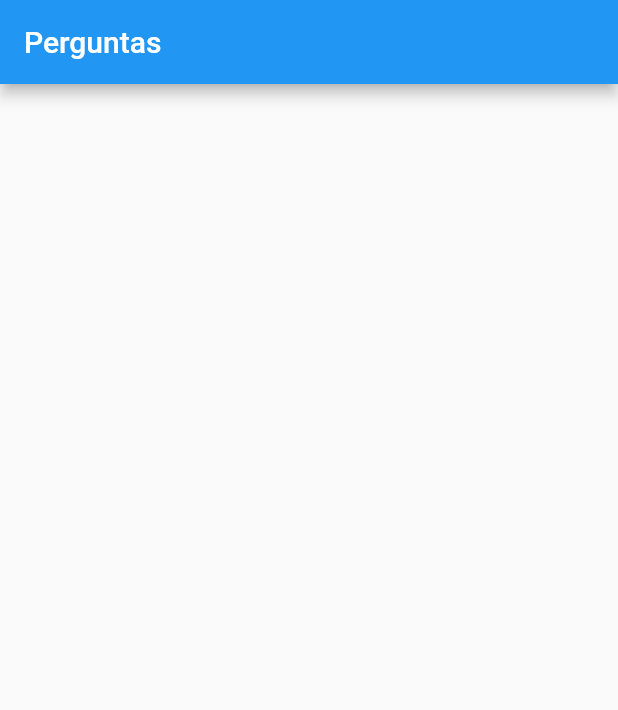
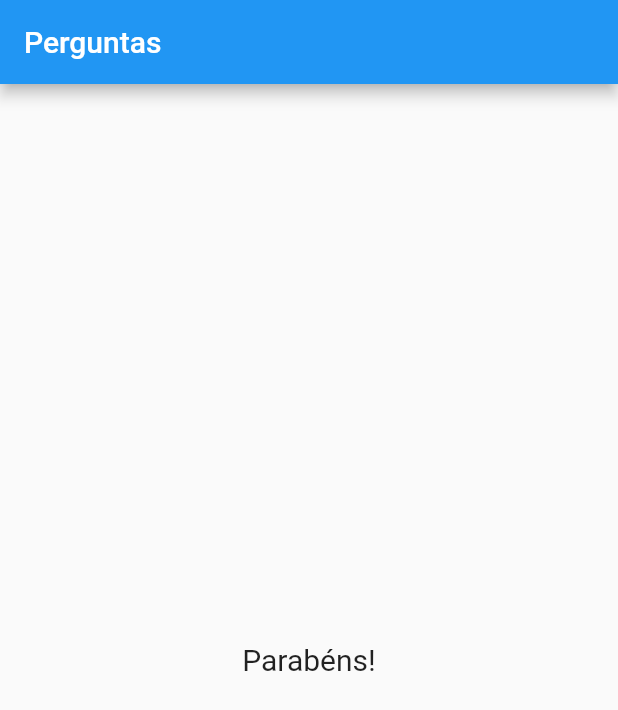
Before and after one commit to diegowinter/curso-flutter, a Flutter app: the screen it shows after launch, after a tap on "Preto", after a tap on "Cobra", after a tap on "Leo", on a phone screen of 412 x 824 dp. Shown: the top 710 px of the screen. Run offline on Flutter 3.47's test engine with Material 2 defaults, Android fonts, the phone set to English and light mode, and no system bars.

Commit message:
project(perguntas): exibindo resultado

```diff
--- a/projeto_perguntas/lib/main.dart
+++ b/projeto_perguntas/lib/main.dart
@@ -63,7 +63,12 @@ class _PerguntaAppState extends State<PerguntaApp> {
             Questao(_perguntas[_perguntaSelecionada]['texto']),
             ...respostas.map((t) => Resposta(t, _responder)).toList()
           ],
-        ) : null,
+        ) : Center(
+          child: Text(
+            'Parabéns!',
+            style: TextStyle(fontSize: 20),
+          ),
+        ),
       )
     );
   }
```
